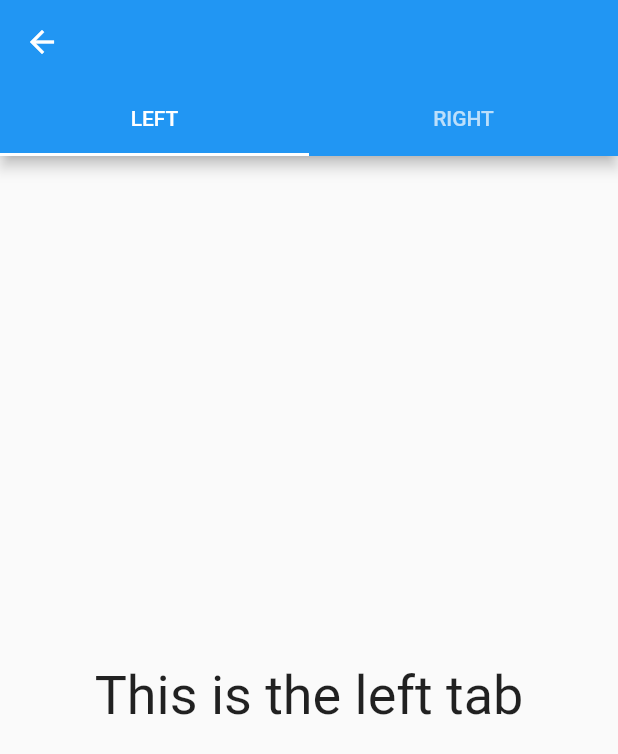
After one commit to samuzaffar99/quiz_demo, a Flutter app: the screen it shows after launch, after a tap on "TabBar Demo", on a phone screen of 412 x 824 dp. The commit adds this screen. Shown: the top 754 px of the screen. Run offline on Flutter 3.47's test engine with Material 2 defaults, Android fonts, the phone set to English and light mode, and no system bars.

Commit message:
split widgets into pages

```diff
--- /dev/null
+++ b/lib/home.dart
@@ -0,0 +1,52 @@
+import 'package:flutter/material.dart';
+
+import 'pages/quiz.dart';
+import 'widgets/drawer.dart';
+import 'widgets/navigation.dart';
+import 'widgets/stack.dart';
+import 'widgets/tabbar.dart';
+
+class HomePage extends StatelessWidget {
+  const HomePage({Key? key}) : super(key: key);
+
+  @override
+  Widget build(BuildContext context) {
+    return Scaffold(
+      appBar: AppBar(
+        title: const Text("Week 4"),
+      ),
+      body: Padding(
+        padding: const EdgeInsets.all(12),
+        child: Column(
+          children: [
+            ElevatedButton(
+              onPressed: () => Navigator.push(context,
+                  MaterialPageRoute(builder: (context) => const DrawerDemo())),
+              child: const Text("Drawer Demo"),
+            ),
+            ElevatedButton(
+              onPressed: () => Navigator.push(context,
+                  MaterialPageRoute(builder: (context) => const StackDemo())),
+              child: const Text("Stack Demo"),
+            ),
+            ElevatedButton(
+              onPressed: () => Navigator.push(context,
+                  MaterialPageRoute(builder: (context) => const TabBarDemo())),
+              child: const Text("TabBar Demo"),
+            ),
+            ElevatedButton(
+              onPressed: () => Navigator.push(context,
+                  MaterialPageRoute(builder: (context) => const NavDemo())),
+              child: const Text("Navigation Demo"),
+            ),
+            ElevatedButton(
+              onPressed: () => Navigator.push(context,
+                  MaterialPageRoute(builder: (context) => const QuizPage(0))),
+              child: const Text("Start Quiz"),
+            ),
+          ],
+        ),
+      ),
+    );
+  }
+}
--- a/lib/main.dart
+++ b/lib/main.dart
@@ -1,7 +1,5 @@
 import 'package:flutter/material.dart';
-
-import 'routes.dart' as route;
-import 'widgets.dart';
+import 'package:quiz_demo/home.dart';
 
 void main() {
   runApp(const MyApp());
@@ -26,9 +24,7 @@ class MyApp extends StatelessWidget {
         // is not restarted.
         primarySwatch: Colors.blue,
       ),
-      home: const WidgetsDemo(),
-      // onGenerateRoute: route.controller,
-      // initialRoute: '/',
+      home: const HomePage(),
     );
   }
 }
--- a/lib/pages/quiz.dart
+++ b/lib/pages/quiz.dart
@@ -17,7 +17,7 @@ class QuizPage extends StatelessWidget {
         children: [
           Text(quizData[index]["question"]),
           Expanded(child: Solutions(index: index)),
-          (index +1< quizData.length)
+          (index + 1 < quizData.length)
               ? ElevatedButton(
                   onPressed: () => Navigator.push(
                       context,
--- a/lib/pages/result.dart
+++ b/lib/pages/result.dart
@@ -1,6 +1,6 @@
 import 'package:flutter/material.dart';
+import 'package:quiz_demo/home.dart';
 import 'package:quiz_demo/pages/quiz.dart';
-import 'package:quiz_demo/widgets.dart';
 
 import '../data.dart';
 
@@ -43,7 +43,7 @@ class ResultPage extends StatelessWidget {
             ),
             ElevatedButton(
               onPressed: () => Navigator.push(context,
-                  MaterialPageRoute(builder: (context) => const WidgetsDemo())),
+                  MaterialPageRoute(builder: (context) => const HomePage())),
               child: const Text("Goto Home"),
             )
           ],
--- /dev/null
+++ b/lib/widgets/tabbar.dart
@@ -0,0 +1,36 @@
+import 'package:flutter/material.dart';
+
+// https://api.flutter.dev/flutter/material/DefaultTabController-class.html
+class TabBarDemo extends StatelessWidget {
+  const TabBarDemo({Key? key}) : super(key: key);
+
+  static const List<Tab> myTabs = <Tab>[
+    Tab(text: 'LEFT'),
+    Tab(text: 'RIGHT'),
+  ];
+
+  @override
+  Widget build(BuildContext context) {
+    return DefaultTabController(
+      length: myTabs.length,
+      child: Scaffold(
+        appBar: AppBar(
+          bottom: const TabBar(
+            tabs: myTabs,
+          ),
+        ),
+        body: TabBarView(
+          children: myTabs.map((Tab tab) {
+            final String label = tab.text!.toLowerCase();
+            return Center(
+              child: Text(
+                'This is the $label tab',
+                style: const TextStyle(fontSize: 36),
+              ),
+            );
+          }).toList(),
+        ),
+      ),
+    );
+  }
+}
```
Also changed, not shown: lib/routes.dart (deleted, +0 -24 lines), lib/widgets.dart (deleted, +0 -148 lines), lib/widgets/drawer.dart (added, +31 -0 lines), lib/widgets/navigation.dart (added, +19 -0 lines), lib/widgets/stack.dart (added, +18 -0 lines).
